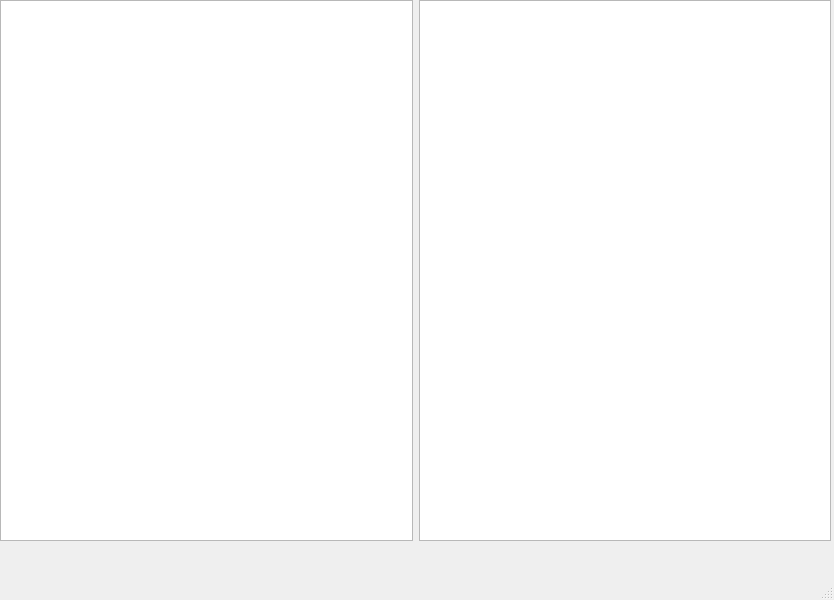
This is mainwindow.ui in neverlandjt/kcc as Qt 5 draws it before an edit. The edited form follows.
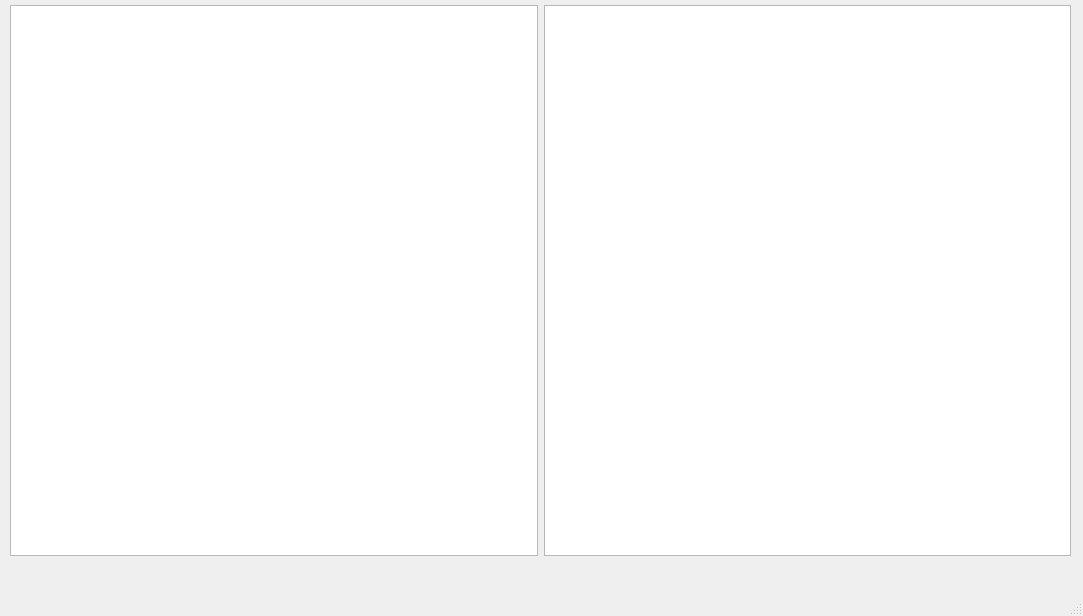
This is the edited form.

Diff of the .ui file:
```diff
--- a/mainwindow.ui
+++ b/mainwindow.ui
@@ -6,8 +6,8 @@
    <rect>
     <x>0</x>
     <y>0</y>
-    <width>834</width>
-    <height>600</height>
+    <width>1083</width>
+    <height>616</height>
    </rect>
   </property>
   <property name="windowTitle">
@@ -19,16 +19,443 @@
      <rect>
       <x>0</x>
       <y>0</y>
-      <width>831</width>
-      <height>541</height>
+      <width>1081</width>
+      <height>561</height>
      </rect>
     </property>
     <layout class="QHBoxLayout" name="horizontalLayout">
+     <property name="leftMargin">
+      <number>10</number>
+     </property>
+     <property name="topMargin">
+      <number>5</number>
+     </property>
+     <property name="rightMargin">
+      <number>10</number>
+     </property>
+     <property name="bottomMargin">
+      <number>5</number>
+     </property>
      <item>
-      <widget class="QTableView" name="lhsView"/>
+      <widget class="QTableView" name="lhsView">
+       <property name="minimumSize">
+        <size>
+         <width>517</width>
+         <height>541</height>
+        </size>
+       </property>
+       <property name="sizeIncrement">
+        <size>
+         <width>0</width>
+         <height>0</height>
+        </size>
+       </property>
+       <property name="palette">
+        <palette>
+         <active>
+          <colorrole role="WindowText">
+           <brush brushstyle="SolidPattern">
+            <color alpha="255">
+             <red>202</red>
+             <green>202</green>
+             <blue>202</blue>
+            </color>
+           </brush>
+          </colorrole>
+          <colorrole role="Button">
+           <brush brushstyle="SolidPattern">
+            <color alpha="255">
+             <red>255</red>
+             <green>0</green>
+             <blue>0</blue>
+            </color>
+           </brush>
+          </colorrole>
+          <colorrole role="Light">
+           <brush brushstyle="SolidPattern">
+            <color alpha="255">
+             <red>250</red>
+             <green>96</green>
+             <blue>255</blue>
+            </color>
+           </brush>
+          </colorrole>
+          <colorrole role="Midlight">
+           <brush brushstyle="SolidPattern">
+            <color alpha="255">
+             <red>85</red>
+             <green>255</green>
+             <blue>127</blue>
+            </color>
+           </brush>
+          </colorrole>
+          <colorrole role="Mid">
+           <brush brushstyle="SolidPattern">
+            <color alpha="255">
+             <red>136</red>
+             <green>74</green>
+             <blue>160</blue>
+            </color>
+           </brush>
+          </colorrole>
+          <colorrole role="Text">
+           <brush brushstyle="SolidPattern">
+            <color alpha="255">
+             <red>0</red>
+             <green>0</green>
+             <blue>0</blue>
+            </color>
+           </brush>
+          </colorrole>
+          <colorrole role="Base">
+           <brush brushstyle="SolidPattern">
+            <color alpha="255">
+             <red>255</red>
+             <green>255</green>
+             <blue>255</blue>
+            </color>
+           </brush>
+          </colorrole>
+          <colorrole role="Window">
+           <brush brushstyle="SolidPattern">
+            <color alpha="255">
+             <red>240</red>
+             <green>240</green>
+             <blue>240</blue>
+            </color>
+           </brush>
+          </colorrole>
+          <colorrole role="Highlight">
+           <brush brushstyle="SolidPattern">
+            <color alpha="255">
+             <red>108</red>
+             <green>92</green>
+             <blue>231</blue>
+            </color>
+           </brush>
+          </colorrole>
+          <colorrole role="AlternateBase">
+           <brush brushstyle="SolidPattern">
+            <color alpha="255">
+             <red>170</red>
+             <green>170</green>
+             <blue>255</blue>
+            </color>
+           </brush>
+          </colorrole>
+          <colorrole role="PlaceholderText">
+           <brush brushstyle="SolidPattern">
+            <color alpha="128">
+             <red>0</red>
+             <green>85</green>
+             <blue>0</blue>
+            </color>
+           </brush>
+          </colorrole>
+         </active>
+         <inactive>
+          <colorrole role="WindowText">
+           <brush brushstyle="SolidPattern">
+            <color alpha="255">
+             <red>202</red>
+             <green>202</green>
+             <blue>202</blue>
+            </color>
+           </brush>
+          </colorrole>
+          <colorrole role="Button">
+           <brush brushstyle="SolidPattern">
+            <color alpha="255">
+             <red>255</red>
+             <green>0</green>
+             <blue>0</blue>
+            </color>
+           </brush>
+          </colorrole>
+          <colorrole role="Light">
+           <brush brushstyle="SolidPattern">
+            <color alpha="255">
+             <red>250</red>
+             <green>96</green>
+             <blue>255</blue>
+            </color>
+           </brush>
+          </colorrole>
+          <colorrole role="Midlight">
+           <brush brushstyle="SolidPattern">
+            <color alpha="255">
+             <red>85</red>
+             <green>255</green>
+             <blue>127</blue>
+            </color>
+           </brush>
+          </colorrole>
+          <colorrole role="Mid">
+           <brush brushstyle="SolidPattern">
+            <color alpha="255">
+             <red>136</red>
+             <green>74</green>
+             <blue>160</blue>
+            </color>
+           </brush>
+          </colorrole>
+          <colorrole role="Text">
+           <brush brushstyle="SolidPattern">
+            <color alpha="255">
+             <red>0</red>
+             <green>0</green>
+             <blue>0</blue>
+            </color>
+           </brush>
+          </colorrole>
+          <colorrole role="Base">
+           <brush brushstyle="SolidPattern">
+            <color alpha="255">
+             <red>255</red>
+             <green>255</green>
+             <blue>255</blue>
+            </color>
+           </brush>
+          </colorrole>
+          <colorrole role="Window">
+           <brush brushstyle="SolidPattern">
+            <color alpha="255">
+             <red>240</red>
+             <green>240</green>
+             <blue>240</blue>
+            </color>
+           </brush>
+          </colorrole>
+          <colorrole role="Highlight">
+           <brush brushstyle="SolidPattern">
+            <color alpha="255">
+             <red>108</red>
+             <green>92</green>
+             <blue>231</blue>
+            </color>
+           </brush>
+          </colorrole>
+          <colorrole role="AlternateBase">
+           <brush brushstyle="SolidPattern">
+            <color alpha="255">
+             <red>170</red>
+             <green>170</green>
+             <blue>255</blue>
+            </color>
+           </brush>
+          </colorrole>
+          <colorrole role="PlaceholderText">
+           <brush brushstyle="SolidPattern">
+            <color alpha="128">
+             <red>0</red>
+             <green>85</green>
+             <blue>0</blue>
+            </color>
+           </brush>
+          </colorrole>
+         </inactive>
+         <disabled>
+          <colorrole role="WindowText">
+           <brush brushstyle="SolidPattern">
+            <color alpha="255">
+             <red>120</red>
+             <green>120</green>
+             <blue>120</blue>
+            </color>
+           </brush>
+          </colorrole>
+          <colorrole role="Button">
+           <brush brushstyle="SolidPattern">
+            <color alpha="255">
+             <red>255</red>
+             <green>0</green>
+             <blue>0</blue>
+            </color>
+           </brush>
+          </colorrole>
+          <colorrole role="Light">
+           <brush brushstyle="SolidPattern">
+            <color alpha="255">
+             <red>250</red>
+             <green>96</green>
+             <blue>255</blue>
+            </color>
+           </brush>
+          </colorrole>
+          <colorrole role="Midlight">
+           <brush brushstyle="SolidPattern">
+            <color alpha="255">
+             <red>85</red>
+             <green>255</green>
+             <blue>127</blue>
+            </color>
+           </brush>
+          </colorrole>
+          <colorrole role="Mid">
+           <brush brushstyle="SolidPattern">
+            <color alpha="255">
+             <red>136</red>
+             <green>74</green>
+             <blue>160</blue>
+            </color>
+           </brush>
+          </colorrole>
+          <colorrole role="Text">
+           <brush brushstyle="SolidPattern">
+            <color alpha="255">
+             <red>120</red>
+             <green>120</green>
+             <blue>120</blue>
+            </color>
+           </brush>
+          </colorrole>
+          <colorrole role="Base">
+           <brush brushstyle="SolidPattern">
+            <color alpha="255">
+             <red>240</red>
+             <green>240</green>
+             <blue>240</blue>
+            </color>
+           </brush>
+          </colorrole>
+          <colorrole role="Window">
+           <brush brushstyle="SolidPattern">
+            <color alpha="255">
+             <red>240</red>
+             <green>240</green>
+             <blue>240</blue>
+            </color>
+           </brush>
+          </colorrole>
+          <colorrole role="Highlight">
+           <brush brushstyle="SolidPattern">
+            <color alpha="255">
+             <red>0</red>
+             <green>120</green>
+             <blue>215</blue>
+            </color>
+           </brush>
+          </colorrole>
+          <colorrole role="AlternateBase">
+           <brush brushstyle="SolidPattern">
+            <color alpha="255">
+             <red>170</red>
+             <green>170</green>
+             <blue>255</blue>
+            </color>
+           </brush>
+          </colorrole>
+          <colorrole role="PlaceholderText">
+           <brush brushstyle="SolidPattern">
+            <color alpha="128">
+             <red>0</red>
+             <green>0</green>
+             <blue>0</blue>
+            </color>
+           </brush>
+          </colorrole>
+         </disabled>
+        </palette>
+       </property>
+       <property name="font">
+        <font>
+         <family>Calibri</family>
+         <pointsize>9</pointsize>
+        </font>
+       </property>
+       <property name="focusPolicy">
+        <enum>Qt::StrongFocus</enum>
+       </property>
+       <property name="contextMenuPolicy">
+        <enum>Qt::DefaultContextMenu</enum>
+       </property>
+       <property name="autoFillBackground">
+        <bool>true</bool>
+       </property>
+       <property name="frameShadow">
+        <enum>QFrame::Sunken</enum>
+       </property>
+      </widget>
      </item>
      <item>
-      <widget class="QTableView" name="rhsView"/>
+      <widget class="QTableView" name="rhsView">
+       <property name="minimumSize">
+        <size>
+         <width>517</width>
+         <height>541</height>
+        </size>
+       </property>
+       <property name="palette">
+        <palette>
+         <active>
+          <colorrole role="Base">
+           <brush brushstyle="SolidPattern">
+            <color alpha="255">
+             <red>255</red>
+             <green>255</green>
+             <blue>255</blue>
+            </color>
+           </brush>
+          </colorrole>
+          <colorrole role="Highlight">
+           <brush brushstyle="SolidPattern">
+            <color alpha="255">
+             <red>108</red>
+             <green>92</green>
+             <blue>231</blue>
+            </color>
+           </brush>
+          </colorrole>
+         </active>
+         <inactive>
+          <colorrole role="Base">
+           <brush brushstyle="SolidPattern">
+            <color alpha="255">
+             <red>255</red>
+             <green>255</green>
+             <blue>255</blue>
+            </color>
+           </brush>
+          </colorrole>
+          <colorrole role="Highlight">
+           <brush brushstyle="SolidPattern">
+            <color alpha="255">
+             <red>108</red>
+             <green>92</green>
+             <blue>231</blue>
+            </color>
+           </brush>
+          </colorrole>
+         </inactive>
+         <disabled>
+          <colorrole role="Base">
+           <brush brushstyle="SolidPattern">
+            <color alpha="255">
+             <red>240</red>
+             <green>240</green>
+             <blue>240</blue>
+            </color>
+           </brush>
+          </colorrole>
+          <colorrole role="Highlight">
+           <brush brushstyle="SolidPattern">
+            <color alpha="255">
+             <red>0</red>
+             <green>120</green>
+             <blue>215</blue>
+            </color>
+           </brush>
+          </colorrole>
+         </disabled>
+        </palette>
+       </property>
+       <property name="font">
+        <font>
+         <family>Calibri</family>
+         <pointsize>9</pointsize>
+        </font>
+       </property>
+      </widget>
      </item>
     </layout>
    </widget>
```
Left out of the diff: 2 changed lines with no effect on the pictures.
